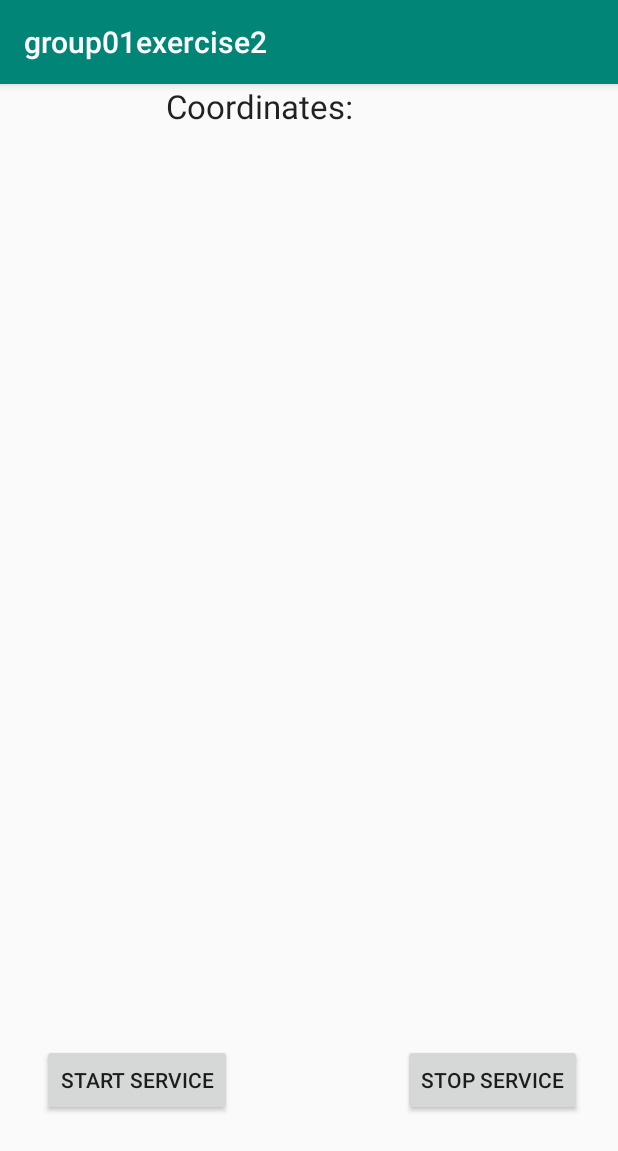
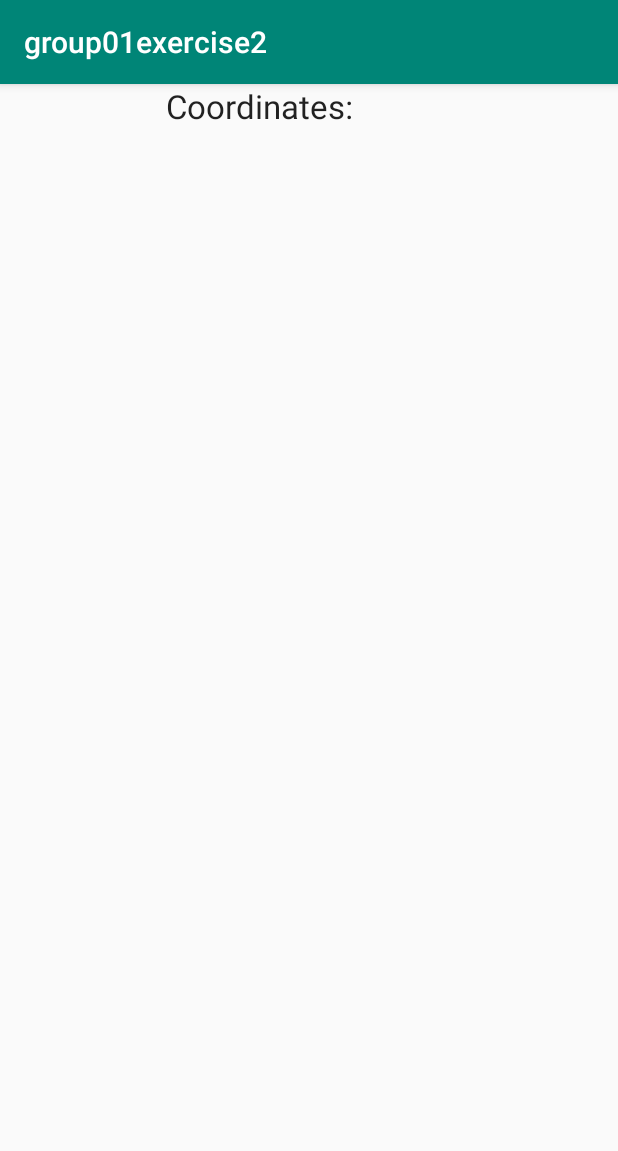
Before and after one commit to Pinolpier/Hochschulprojekt-Mario-Spiel-Android-App-libGDX, an Android app: the screen it shows after launch (MainActivity), on a phone screen of 412 x 824 dp. Shown: the top 1151 px of the screen. Run offline under Robolectric (Android 15) with nearby library versions, the phone set to English and light mode, and no system bars.

Commit message:
code adapted for upcoming merch with branch "interface"

```diff
--- a/exercise_2/code/app/src/main/java/de/hhn/aib/swlab/wise1920/group01/exercise2/MainActivity.java
+++ b/exercise_2/code/app/src/main/java/de/hhn/aib/swlab/wise1920/group01/exercise2/MainActivity.java
@@ -12,13 +12,10 @@ import android.content.IntentFilter;
 import android.content.pm.PackageManager;
 import android.os.Build;
 import android.os.Bundle;
-import android.view.View;
-import android.widget.Button;
 import android.widget.TextView;
 
 public class MainActivity extends AppCompatActivity {
 
-    private Button btn_start, btn_stop;
     private TextView coordinates;
     private BroadcastReceiver broadcastReceiver;
 
@@ -44,6 +41,8 @@ public class MainActivity extends AppCompatActivity {
         {
             unregisterReceiver(broadcastReceiver);
         }
+        Intent intent = new Intent(getApplicationContext(),GPS_Service.class);
+        stopService(intent);
     }
 
     @Override
@@ -51,32 +50,18 @@ public class MainActivity extends AppCompatActivity {
         super.onCreate(savedInstanceState);
         setContentView(R.layout.activity_main);
 
-        btn_start = findViewById(R.id.btn_start);
-        btn_stop = findViewById(R.id.btn_stop);
         coordinates = findViewById(R.id.coordinates);
 
         if(!check_permissions())
-            enable_buttons();
-
+        {
+            enable_service();
+        }
     }
 
-    private void enable_buttons()
+    public void enable_service()
     {
-        btn_start.setOnClickListener(new View.OnClickListener() {
-            @Override
-            public void onClick(View v) {
-                Intent intent = new Intent(getApplicationContext(),GPS_Service.class);
-                startService(intent);
-            }
-        });
-
-        btn_stop.setOnClickListener(new View.OnClickListener() {
-            @Override
-            public void onClick(View v) {
-                Intent intent = new Intent(getApplicationContext(),GPS_Service.class);
-                stopService(intent);
-            }
-        });
+        Intent intent = new Intent(getApplicationContext(), GPS_Service.class);
+        startService(intent);
     }
 
     private boolean check_permissions()
@@ -94,7 +79,7 @@ public class MainActivity extends AppCompatActivity {
         super.onRequestPermissionsResult(requestCode, permissions, grantResults);
         if (requestCode == 100) {
             if (grantResults[0] == PackageManager.PERMISSION_GRANTED && grantResults[1] == PackageManager.PERMISSION_GRANTED) {
-                enable_buttons();
+                enable_service();
             } else {
                 check_permissions();
             }
--- a/exercise_2/code/app/src/main/res/layout/activity_main.xml
+++ b/exercise_2/code/app/src/main/res/layout/activity_main.xml
@@ -16,24 +16,4 @@
         app:layout_constraintRight_toRightOf="parent"
         app:layout_constraintTop_toTopOf="parent" />
 
-    <Button
-        android:id="@+id/btn_start"
-        android:layout_width="wrap_content"
-        android:layout_height="wrap_content"
-        android:layout_marginStart="28dp"
-        android:layout_marginBottom="80dp"
-        android:text="START SERVICE"
-        app:layout_constraintBottom_toBottomOf="parent"
-        app:layout_constraintStart_toStartOf="parent" />
-
-    <Button
-        android:id="@+id/btn_stop"
-        android:layout_width="wrap_content"
-        android:layout_height="wrap_content"
-        android:layout_marginEnd="24dp"
-        android:layout_marginBottom="80dp"
-        android:text="STOP SERVICE"
-        app:layout_constraintBottom_toBottomOf="parent"
-        app:layout_constraintEnd_toEndOf="parent" />
-
 </androidx.constraintlayout.widget.ConstraintLayout>
```
